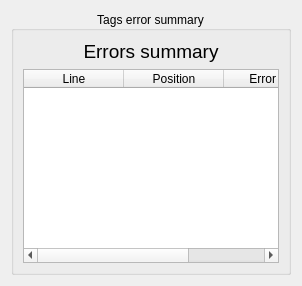
Before: the Qt Designer form ui/errorlist.ui in baziorek/STC_editor, drawn with Qt 5.
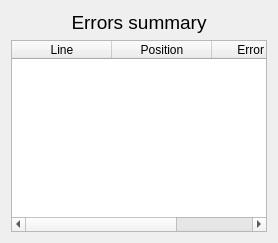
After: the same form once the commit is applied.

```diff
--- a/ui/errorlist.ui
+++ b/ui/errorlist.ui
@@ -6,8 +6,8 @@
    <rect>
     <x>0</x>
     <y>0</y>
-    <width>298</width>
-    <height>286</height>
+    <width>274</width>
+    <height>242</height>
    </rect>
   </property>
   <property name="sizePolicy">
@@ -24,24 +24,9 @@
     <enum>QLayout::SizeConstraint::SetMinimumSize</enum>
    </property>
    <item>
-    <widget class="QGroupBox" name="groupBox">
-     <property name="sizePolicy">
-      <sizepolicy hsizetype="Minimum" vsizetype="Minimum">
-       <horstretch>0</horstretch>
-       <verstretch>0</verstretch>
-      </sizepolicy>
-     </property>
-     <property name="title">
-      <string>Tags error summary</string>
-     </property>
-     <property name="alignment">
-      <set>Qt::AlignmentFlag::AlignCenter</set>
-     </property>
-     <layout class="QVBoxLayout" name="verticalLayout_2">
-      <item>
        <widget class="QLabel" name="label">
         <property name="sizePolicy">
-         <sizepolicy hsizetype="Minimum" vsizetype="Minimum">
+      <sizepolicy hsizetype="Minimum" vsizetype="Fixed">
           <horstretch>0</horstretch>
           <verstretch>0</verstretch>
          </sizepolicy>
@@ -62,7 +47,7 @@
       <item>
        <widget class="QTableWidget" name="tableWidget">
         <property name="sizePolicy">
-         <sizepolicy hsizetype="MinimumExpanding" vsizetype="MinimumExpanding">
+      <sizepolicy hsizetype="Minimum" vsizetype="Minimum">
           <horstretch>0</horstretch>
           <verstretch>0</verstretch>
          </sizepolicy>
@@ -82,9 +67,6 @@
           <string>Error text</string>
          </property>
         </column>
-       </widget>
-      </item>
-     </layout>
     </widget>
    </item>
   </layout>
```
Lines whose indentation alone changed are shown as unchanged.
